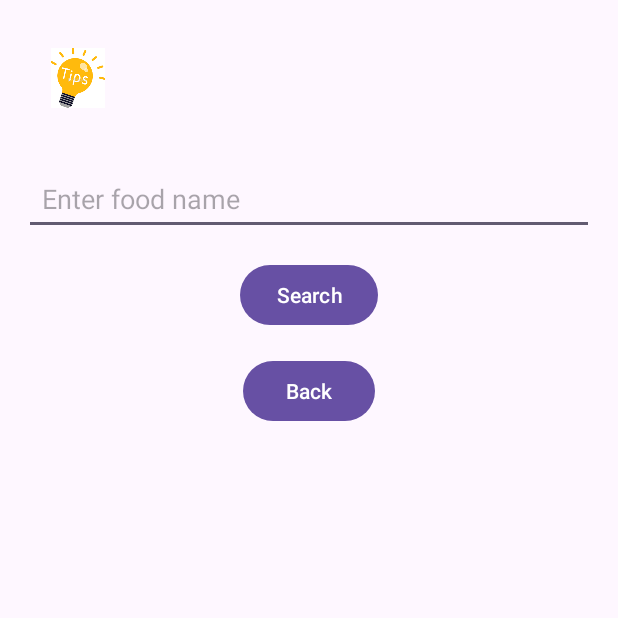
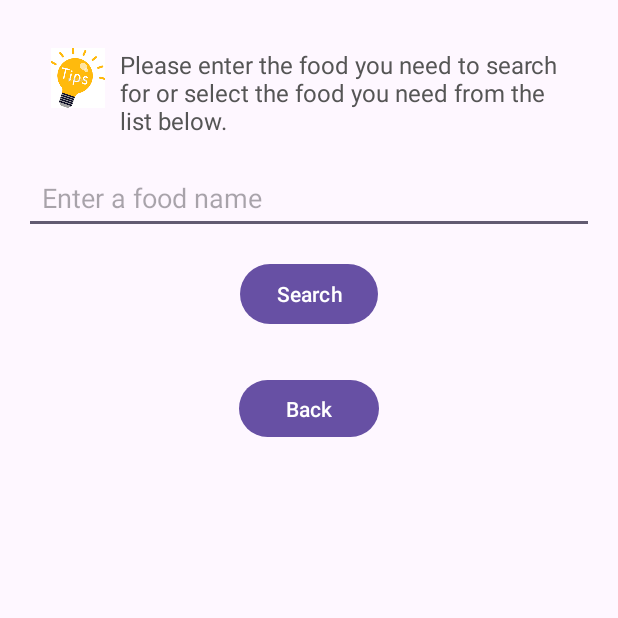
Before and after one commit to CS5520Summer2024Feinberg/final-project-finalproject-group6, an Android app: the SearchFoodActivity screen opened directly, with no data from a screen before it, on a phone screen of 412 x 824 dp, the top half of it. Run offline under Robolectric (Android 15) with nearby library versions, the light colour scheme and no system bars; our stand-ins replace Volley.

Commit message:
Updated Piecharts inside CalculateCalories and fixed layout bugs

```diff
--- a/app/src/main/java/edu/northeastern/numad24su_group6/CalculateCaloriesActivity.java
+++ b/app/src/main/java/edu/northeastern/numad24su_group6/CalculateCaloriesActivity.java
@@ -243,14 +243,27 @@ public class CalculateCaloriesActivity extends AppCompatActivity {
 
     private void setupPieChart(PieChart pieChart, TextView textView, float currentValue, float goalValue) {
         List<PieEntry> entries = new ArrayList<>();
-        float percentage = (currentValue / goalValue) * 100;
-        entries.add(new PieEntry(percentage));
-        entries.add(new PieEntry(100 - percentage));
+        float percentage;
+        if (currentValue >= goalValue) {
+            percentage = 100; // Fill the pie chart if the goal is exceeded
+            entries.add(new PieEntry(percentage));
+            entries.add(new PieEntry(0)); // No remaining part
+        } else {
+            percentage = (currentValue / goalValue) * 100;
+            entries.add(new PieEntry(percentage));
+            entries.add(new PieEntry(100 - percentage));
+        }
 
         PieDataSet dataSet = new PieDataSet(entries, "");
+
         List<Integer> colors = new ArrayList<>();
-        colors.add(ColorTemplate.COLORFUL_COLORS[3]); // Consumed part color
-        colors.add(android.graphics.Color.WHITE); // Remaining part color
+        if (currentValue >= goalValue) {
+            colors.add(ColorTemplate.COLORFUL_COLORS[2]); // Color for exceeding goal
+            colors.add(android.graphics.Color.LTGRAY); // Color for remaining part, which is not displayed
+        } else {
+            colors.add(ColorTemplate.COLORFUL_COLORS[3]); // Consumed part color
+            colors.add(android.graphics.Color.LTGRAY); // Remaining part color
+        }
         dataSet.setColors(colors);
         dataSet.setDrawValues(false); // Disable slice labels
 
@@ -264,6 +277,8 @@ public class CalculateCaloriesActivity extends AppCompatActivity {
 
         textView.setText(String.format("%.1f / %.1f", currentValue, goalValue));
     }
+
+
 
     private void setupCalorieProgressBar(ProgressBar progressBar, TextView textView, float currentValue, float goalValue) {
         int progress = (int) ((currentValue / goalValue) * 100);
--- a/app/src/main/res/layout/activity_search_food.xml
+++ b/app/src/main/res/layout/activity_search_food.xml
@@ -1,4 +1,5 @@
-<RelativeLayout xmlns:android="http://schemas.android.com/apk/res/android"
+<androidx.constraintlayout.widget.ConstraintLayout
+    xmlns:android="http://schemas.android.com/apk/res/android"
     xmlns:app="http://schemas.android.com/apk/res-auto"
     xmlns:tools="http://schemas.android.com/tools"
     android:layout_width="match_parent"
@@ -11,7 +12,8 @@
         android:layout_width="40dp"
         android:layout_height="40dp"
         android:src="@drawable/ic_lightbulb_outline"
-        android:layout_alignParentTop="true"
+        app:layout_constraintTop_toTopOf="parent"
+        app:layout_constraintStart_toStartOf="parent"
         android:layout_marginTop="16dp"
         android:layout_marginStart="16dp" />
 
@@ -22,37 +24,46 @@
         android:text="Please enter the food you need to search for or select the food you need from the list below."
         android:textColor="#555555"
         android:textSize="16sp"
-        android:layout_alignParentTop="true"
-        android:layout_toEndOf="@id/ivHintIcon"
+        app:layout_constraintTop_toTopOf="parent"
+        app:layout_constraintStart_toEndOf="@id/ivHintIcon"
+        app:layout_constraintEnd_toEndOf="parent"
         android:layout_marginTop="16dp"
         android:layout_marginStart="8dp"
         android:layout_marginEnd="16dp" />
 
     <AutoCompleteTextView
         android:id="@+id/etFoodName"
-        android:layout_width="match_parent"
+        android:layout_width="0dp"
         android:layout_height="wrap_content"
-        android:layout_alignParentTop="true"
-        android:layout_marginTop="92dp"
-        android:hint="Enter food name"
+        android:layout_marginTop="16dp"
+        android:hint="Enter a food name"
         android:padding="12dp"
-        android:textColor="#000000" />
+        android:textColor="#000000"
+        app:layout_constraintEnd_toEndOf="parent"
+        app:layout_constraintStart_toStartOf="parent"
+        app:layout_constraintTop_toBottomOf="@id/tvPrompt" />
 
     <Button
         android:id="@+id/btnSearch"
         android:layout_width="wrap_content"
         android:layout_height="wrap_content"
         android:text="Search"
-        android:layout_below="@id/etFoodName"
-        android:layout_centerHorizontal="true"
+        app:layout_constraintTop_toBottomOf="@id/etFoodName"
+        app:layout_constraintStart_toStartOf="parent"
+        app:layout_constraintEnd_toEndOf="parent"
         android:layout_marginTop="16dp" />
 
     <Button
         android:id="@+id/btnBack"
-        android:layout_width="wrap_content"
-        android:layout_height="wrap_content"
+        android:layout_width="93dp"
+        android:layout_height="46dp"
+        android:layout_marginTop="16dp"
+        android:layout_marginBottom="114dp"
         android:text="Back"
-        android:layout_below="@id/btnSearch"
-        android:layout_centerHorizontal="true"
-        android:layout_marginTop="16dp" />
-</RelativeLayout>
+        app:layout_constraintBottom_toBottomOf="parent"
+        app:layout_constraintEnd_toEndOf="parent"
+        app:layout_constraintStart_toStartOf="parent"
+        app:layout_constraintTop_toBottomOf="@id/btnSearch"
+        app:layout_constraintVertical_bias="0.032" />
+
+</androidx.constraintlayout.widget.ConstraintLayout>
```
